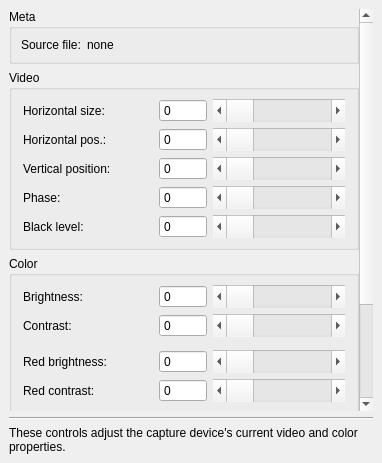
This is src/display/qt/dialogs/ui/video_and_color_dialog.ui in mrehkopf/vcs as Qt 5 draws it before an edit. The edited form follows.
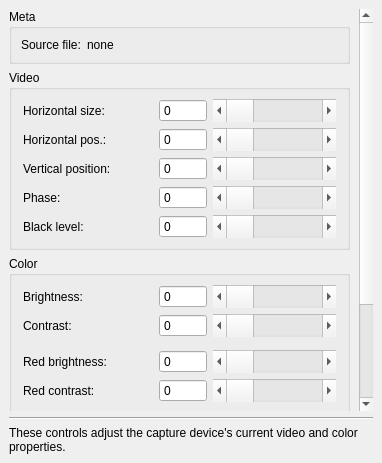
This is the edited form.

```diff
--- a/src/display/qt/dialogs/ui/video_and_color_dialog.ui
+++ b/src/display/qt/dialogs/ui/video_and_color_dialog.ui
@@ -57,7 +57,7 @@
         <number>0</number>
        </property>
        <property name="rightMargin">
-        <number>0</number>
+        <number>9</number>
        </property>
        <property name="bottomMargin">
         <number>0</number>
```
